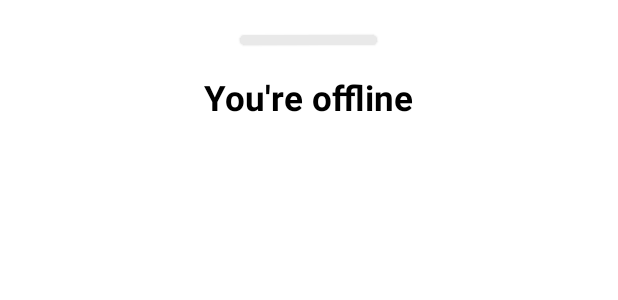
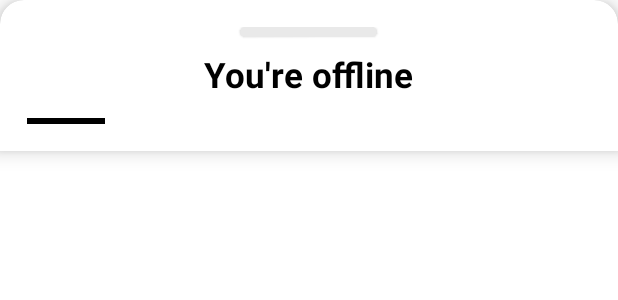
Before and after one commit to Bilal-Ahmad123/UberDriver, an Android app: the layout you_are_offline_bottom_sheet_content.xml on its own in the app's theme, with its tools: preview values and no code run, on a phone screen of 412 x 824 dp. Shown: the top 300 px of the screen. Run offline under Robolectric (Android 15) with nearby library versions, the phone set to English and light mode, and no system bars.

Commit message:
added spinner

```diff
--- a/app/build.gradle.kts
+++ b/app/build.gradle.kts
@@ -108,4 +108,6 @@ dependencies {
 
     implementation("com.microsoft.signalr:signalr:7.0.0")
 
+    implementation("com.github.skydoves:powerspinner:1.2.7")
+
 }
--- a/app/src/main/java/com/example/uberdriver/domain/remote/location/model/UpdateLocation.kt
+++ b/app/src/main/java/com/example/uberdriver/domain/remote/location/model/UpdateLocation.kt
@@ -2,4 +2,4 @@ package com.example.uberdriver.domain.remote.location.model
 
 import java.util.UUID
 
-data class UpdateLocation(val driverId:UUID,val longitude: Double,val latitude:Double)
+data class UpdateLocation(val driverId:UUID,val longitude: Double,val latitude:Double, val vehicleType:String)
--- /dev/null
+++ b/app/src/main/res/drawable/powerspinner_scrollbar.xml
@@ -0,0 +1,4 @@
+<?xml version="1.0" encoding="utf-8"?>
+<shape xmlns:android="http://schemas.android.com/apk/res/android">
+    <corners android:radius="6dp" />
+</shape>
--- /dev/null
+++ b/app/src/main/res/drawable/spinner_background.xml
@@ -0,0 +1,6 @@
+<?xml version="1.0" encoding="utf-8"?>
+<shape xmlns:android="http://schemas.android.com/apk/res/android">
+    <corners android:radius="16dp"/>
+    <solid android:color="@color/white"/>
+    <stroke android:width="2dp" android:color="@color/grey"/>
+</shape>
--- /dev/null
+++ b/app/src/main/res/drawable/spinner_popup_background.xml
@@ -0,0 +1,6 @@
+<?xml version="1.0" encoding="utf-8"?>
+<shape xmlns:android="http://schemas.android.com/apk/res/android">
+    <corners android:radius="16dp"/>
+    <solid android:color="@color/white"/>
+    <stroke android:width="1dp" android:color="@color/grey"/>
+</shape>
--- a/app/src/main/res/layout/you_are_offline_bottom_sheet_content.xml
+++ b/app/src/main/res/layout/you_are_offline_bottom_sheet_content.xml
@@ -1,31 +1,45 @@
 <?xml version="1.0" encoding="utf-8"?>
-<LinearLayout xmlns:android="http://schemas.android.com/apk/res/android"
+<com.google.android.material.card.MaterialCardView
+    xmlns:android="http://schemas.android.com/apk/res/android"
     xmlns:app="http://schemas.android.com/apk/res-auto"
+    android:layout_width="match_parent"
+    android:layout_height="wrap_content"
+    app:cardElevation="8dp"
+    android:background="@android:color/transparent"
+    app:shapeAppearanceOverlay="@style/TopRoundedCorners"
+    app:layout_behavior="com.google.android.material.bottomsheet.BottomSheetBehavior">
+
+    <LinearLayout
         android:layout_width="match_parent"
         android:layout_height="wrap_content"
         android:padding="@dimen/_10sdp"
         android:orientation="vertical"
-    android:background="@color/white"
-    app:layout_behavior="com.google.android.material.bottomsheet.BottomSheetBehavior"
-    >
+        android:background="@color/white">
 
         <com.google.android.material.card.MaterialCardView
             android:layout_width="@dimen/_70sdp"
             android:layout_height="@dimen/_5sdp"
             android:layout_gravity="center_horizontal"
-        android:layout_marginTop="10dp"
-        android:backgroundTint="@color/grey"
-        app:layout_constraintEnd_toEndOf="parent"
-        app:layout_constraintStart_toStartOf="parent"
-        app:layout_constraintTop_toTopOf="parent" />
+            android:backgroundTint="@color/grey" />
 
         <TextView
             android:layout_width="wrap_content"
-        android:layout_marginTop="@dimen/_15sdp"
             android:layout_height="wrap_content"
+            android:id="@+id/tv_offline"
+            android:layout_marginTop="@dimen/_7sdp"
             android:layout_gravity="center_horizontal"
             android:text="You're offline"
             android:textColor="@color/black"
             android:textSize="@dimen/_18ssp"
             android:textStyle="bold" />
+        <View
+            android:layout_width="@dimen/_40sdp"
+            android:layout_height="@dimen/_3sdp"
+            android:background="@color/black"
+            android:id="@+id/linear_line"
+            android:layout_marginTop="@dimen/_10sdp"
+            />
+
     </LinearLayout>
+
+</com.google.android.material.card.MaterialCardView>
--- a/app/src/main/res/navigation/auth_nav.xml
+++ b/app/src/main/res/navigation/auth_nav.xml
@@ -3,7 +3,7 @@
     xmlns:app="http://schemas.android.com/apk/res-auto"
     xmlns:tools="http://schemas.android.com/tools"
     android:id="@+id/auth_nav"
-    app:startDestination="@id/welcomeFragment">
+    app:startDestination="@id/vehicleRegisterFragment">
 
     <fragment
         android:id="@+id/welcomeFragment"
--- a/app/src/main/res/values/styles.xml
+++ b/app/src/main/res/values/styles.xml
@@ -21,4 +21,17 @@
     <style name="CustomBottomSheetStyle" parent="Widget.Design.BottomSheet.Modal">
         <item name="android:background">@android:color/transparent</item>
     </style>
+
+    <style name="TopRoundedCorners" parent="ShapeAppearance.MaterialComponents.MediumComponent">
+        <item name="cornerFamily">rounded</item>
+        <item name="cornerSizeTopLeft">16dp</item>
+        <item name="cornerSizeTopRight">16dp</item>
+        <item name="cornerSizeBottomLeft">0dp</item>
+        <item name="cornerSizeBottomRight">0dp</item>
+    </style>
+
+    <style name="PowerSpinnerStyle">
+        <item name="android:scrollbarThumbVertical">@drawable/powerspinner_scrollbar</item>
+    </style>
+
 </resources>
```
Also changed, not shown: app/src/main/java/com/example/uberdriver/core/common/BitmapCreator.kt (added, +30 -0 lines), app/src/main/java/com/example/uberdriver/core/common/ButtonAnimator.kt (added, +69 -0 lines), app/src/main/java/com/example/uberdriver/presentation/auth/register/ui/VehicleRegisterFragment.kt (+15 -10 lines), app/src/main/java/com/example/uberdriver/presentation/auth/register/viewmodels/VehicleViewModel.kt (+9 -0 lines), app/src/main/java/com/example/uberdriver/presentation/driver/map/ui/MapFragment.kt (+46 -53 lines), app/src/main/res/layout/fragment_map.xml (+19 -6 lines), app/src/main/res/layout/fragment_vehicle_register.xml (+25 -24 lines), app/src/main/res/drawable/lux.png (added), app/src/main/res/drawable/uberx.png (added), app/src/main/res/drawable/uberxl.png (added). Lines whose indentation alone changed are shown as unchanged.
